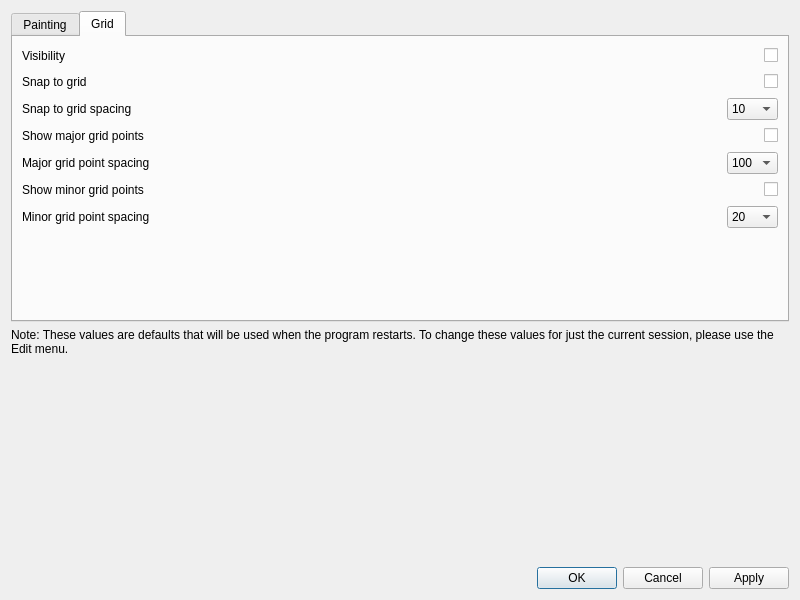
Above: src/gui/ycircuit_optionsWindow.ui from mclaughlinconnor/ycircuit before the change. Below: the same form after it.
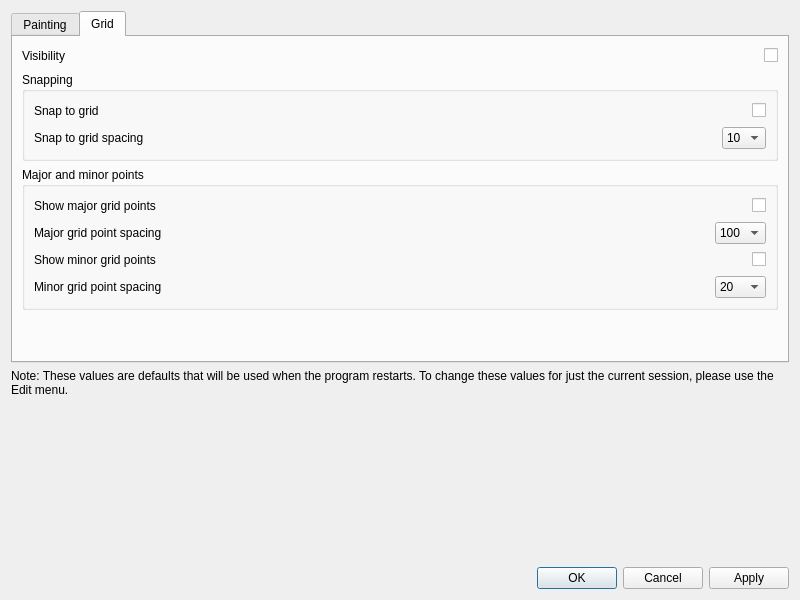
That is the form after the change. The open tabs and pages were chosen to show the change.

Commit message: Reorganized grid options a little bit in the config file

```diff
--- a/src/gui/ycircuit_optionsWindow.ui
+++ b/src/gui/ycircuit_optionsWindow.ui
@@ -361,38 +361,160 @@
       </attribute>
       <layout class="QVBoxLayout" name="verticalLayout">
        <item>
+        <layout class="QHBoxLayout" name="horizontalLayout_5">
+         <item>
+          <widget class="QLabel" name="label_11">
+           <property name="text">
+            <string>Visibility</string>
+           </property>
+          </widget>
+         </item>
+         <item>
+          <spacer name="horizontalSpacer_10">
+           <property name="orientation">
+            <enum>Qt::Horizontal</enum>
+           </property>
+           <property name="sizeHint" stdset="0">
+            <size>
+             <width>40</width>
+             <height>20</height>
+            </size>
+           </property>
+          </spacer>
+         </item>
+         <item>
+          <widget class="QCheckBox" name="checkBox_gridVisibility">
+           <property name="layoutDirection">
+            <enum>Qt::RightToLeft</enum>
+           </property>
+           <property name="text">
+            <string/>
+           </property>
+          </widget>
+         </item>
+        </layout>
+       </item>
+       <item>
+        <widget class="QGroupBox" name="groupBox_3">
+         <property name="title">
+          <string>Snapping</string>
+         </property>
+         <layout class="QHBoxLayout" name="horizontalLayout_2">
+          <item>
+           <layout class="QGridLayout" name="gridLayout_2">
+            <item row="0" column="0">
+             <widget class="QLabel" name="label_14">
+              <property name="text">
+               <string>Snap to grid</string>
+              </property>
+             </widget>
+            </item>
+            <item row="0" column="1">
+             <spacer name="horizontalSpacer_13">
+              <property name="orientation">
+               <enum>Qt::Horizontal</enum>
+              </property>
+              <property name="sizeHint" stdset="0">
+               <size>
+                <width>40</width>
+                <height>20</height>
+               </size>
+              </property>
+             </spacer>
+            </item>
+            <item row="0" column="2">
+             <widget class="QCheckBox" name="checkBox_gridSnapToGrid">
+              <property name="layoutDirection">
+               <enum>Qt::RightToLeft</enum>
+              </property>
+              <property name="text">
+               <string/>
+              </property>
+             </widget>
+            </item>
+            <item row="1" column="0">
+             <widget class="QLabel" name="label_7">
+              <property name="text">
+               <string>Snap to grid spacing</string>
+              </property>
+             </widget>
+            </item>
+            <item row="1" column="1">
+             <spacer name="horizontalSpacer_7">
+              <property name="orientation">
+               <enum>Qt::Horizontal</enum>
+              </property>
+              <property name="sizeHint" stdset="0">
+               <size>
+                <width>40</width>
+                <height>20</height>
+               </size>
+              </property>
+             </spacer>
+            </item>
+            <item row="1" column="2">
+             <widget class="QComboBox" name="comboBox_gridSnapToGridSpacing">
+              <property name="currentIndex">
+               <number>3</number>
+              </property>
+              <item>
+               <property name="text">
+                <string>1</string>
+               </property>
+              </item>
+              <item>
+               <property name="text">
+                <string>2</string>
+               </property>
+              </item>
+              <item>
+               <property name="text">
+                <string>5</string>
+               </property>
+              </item>
+              <item>
+               <property name="text">
+                <string>10</string>
+               </property>
+              </item>
+              <item>
+               <property name="text">
+                <string>20</string>
+               </property>
+              </item>
+              <item>
+               <property name="text">
+                <string>30</string>
+               </property>
+              </item>
+              <item>
+               <property name="text">
+                <string>40</string>
+               </property>
+              </item>
+             </widget>
+            </item>
+           </layout>
+          </item>
+         </layout>
+        </widget>
+       </item>
+       <item>
+        <widget class="QGroupBox" name="groupBox_4">
+         <property name="title">
+          <string>Major and minor points</string>
+         </property>
+         <layout class="QHBoxLayout" name="horizontalLayout_4">
+          <item>
         <layout class="QGridLayout" name="gridLayout_4">
-         <item row="5" column="0">
-          <widget class="QLabel" name="label_6">
+            <item row="0" column="0">
+             <widget class="QLabel" name="label_12">
            <property name="text">
-            <string>Show minor grid points</string>
+               <string>Show major grid points</string>
            </property>
           </widget>
          </item>
-         <item row="5" column="2">
-          <widget class="QCheckBox" name="checkBox_gridShowMinorGridPoints">
-           <property name="layoutDirection">
-            <enum>Qt::RightToLeft</enum>
-           </property>
-           <property name="text">
-            <string/>
-           </property>
-          </widget>
-         </item>
-         <item row="4" column="1">
-          <spacer name="horizontalSpacer_12">
-           <property name="orientation">
-            <enum>Qt::Horizontal</enum>
-           </property>
-           <property name="sizeHint" stdset="0">
-            <size>
-             <width>40</width>
-             <height>20</height>
-            </size>
-           </property>
-          </spacer>
-         </item>
-         <item row="3" column="1">
+            <item row="0" column="1">
           <spacer name="horizontalSpacer_11">
            <property name="orientation">
             <enum>Qt::Horizontal</enum>
@@ -405,7 +527,7 @@
            </property>
           </spacer>
          </item>
-         <item row="3" column="2">
+            <item row="0" column="2">
           <widget class="QCheckBox" name="checkBox_gridShowMajorGridPoints">
            <property name="layoutDirection">
             <enum>Qt::RightToLeft</enum>
@@ -415,14 +537,27 @@
            </property>
           </widget>
          </item>
-         <item row="4" column="0">
+            <item row="1" column="0">
           <widget class="QLabel" name="label_13">
            <property name="text">
             <string>Major grid point spacing</string>
            </property>
           </widget>
          </item>
-         <item row="4" column="2">
+            <item row="1" column="1">
+             <spacer name="horizontalSpacer_12">
+              <property name="orientation">
+               <enum>Qt::Horizontal</enum>
+              </property>
+              <property name="sizeHint" stdset="0">
+               <size>
+                <width>40</width>
+                <height>20</height>
+               </size>
+              </property>
+             </spacer>
+            </item>
+            <item row="1" column="2">
           <widget class="QComboBox" name="comboBox_gridMajorGridPointSpacing">
            <item>
             <property name="text">
@@ -446,81 +581,44 @@
            </item>
           </widget>
          </item>
+            <item row="2" column="0">
+             <widget class="QLabel" name="label_6">
+              <property name="text">
+               <string>Show minor grid points</string>
+              </property>
+             </widget>
+            </item>
+            <item row="2" column="1">
+             <spacer name="horizontalSpacer_6">
+              <property name="orientation">
+               <enum>Qt::Horizontal</enum>
+              </property>
+              <property name="sizeHint" stdset="0">
+               <size>
+                <width>40</width>
+                <height>20</height>
+               </size>
+              </property>
+             </spacer>
+            </item>
+            <item row="2" column="2">
+             <widget class="QCheckBox" name="checkBox_gridShowMinorGridPoints">
+              <property name="layoutDirection">
+               <enum>Qt::RightToLeft</enum>
+              </property>
+              <property name="text">
+               <string/>
+              </property>
+             </widget>
+            </item>
          <item row="3" column="0">
-          <widget class="QLabel" name="label_12">
-           <property name="text">
-            <string>Show major grid points</string>
-           </property>
-          </widget>
-         </item>
-         <item row="6" column="0">
           <widget class="QLabel" name="label_5">
            <property name="text">
             <string>Minor grid point spacing</string>
            </property>
           </widget>
          </item>
-         <item row="0" column="0">
-          <widget class="QLabel" name="label_11">
-           <property name="text">
-            <string>Visibility</string>
-           </property>
-          </widget>
-         </item>
-         <item row="0" column="1">
-          <spacer name="horizontalSpacer_10">
-           <property name="orientation">
-            <enum>Qt::Horizontal</enum>
-           </property>
-           <property name="sizeHint" stdset="0">
-            <size>
-             <width>40</width>
-             <height>20</height>
-            </size>
-           </property>
-          </spacer>
-         </item>
-         <item row="0" column="2">
-          <widget class="QCheckBox" name="checkBox_gridVisibility">
-           <property name="layoutDirection">
-            <enum>Qt::RightToLeft</enum>
-           </property>
-           <property name="text">
-            <string/>
-           </property>
-          </widget>
-         </item>
-         <item row="1" column="0">
-          <widget class="QLabel" name="label_14">
-           <property name="text">
-            <string>Snap to grid</string>
-           </property>
-          </widget>
-         </item>
-         <item row="1" column="1">
-          <spacer name="horizontalSpacer_13">
-           <property name="orientation">
-            <enum>Qt::Horizontal</enum>
-           </property>
-           <property name="sizeHint" stdset="0">
-            <size>
-             <width>40</width>
-             <height>20</height>
-            </size>
-           </property>
-          </spacer>
-         </item>
-         <item row="1" column="2">
-          <widget class="QCheckBox" name="checkBox_gridSnapToGrid">
-           <property name="layoutDirection">
-            <enum>Qt::RightToLeft</enum>
-           </property>
-           <property name="text">
-            <string/>
-           </property>
-          </widget>
-         </item>
-         <item row="6" column="1">
+            <item row="3" column="1">
           <spacer name="horizontalSpacer_5">
            <property name="orientation">
             <enum>Qt::Horizontal</enum>
@@ -533,7 +631,7 @@
            </property>
           </spacer>
          </item>
-         <item row="6" column="2">
+            <item row="3" column="2">
           <widget class="QComboBox" name="comboBox_gridMinorGridPointSpacing">
            <property name="currentIndex">
             <number>4</number>
@@ -575,82 +673,10 @@
            </item>
           </widget>
          </item>
-         <item row="5" column="1">
-          <spacer name="horizontalSpacer_6">
-           <property name="orientation">
-            <enum>Qt::Horizontal</enum>
-           </property>
-           <property name="sizeHint" stdset="0">
-            <size>
-             <width>40</width>
-             <height>20</height>
-            </size>
-           </property>
-          </spacer>
-         </item>
-         <item row="2" column="2">
-          <widget class="QComboBox" name="comboBox_gridSnapToGridSpacing">
-           <property name="currentIndex">
-            <number>3</number>
-           </property>
-           <item>
-            <property name="text">
-             <string>1</string>
-            </property>
-           </item>
-           <item>
-            <property name="text">
-             <string>2</string>
-            </property>
-           </item>
-           <item>
-            <property name="text">
-             <string>5</string>
-            </property>
-           </item>
-           <item>
-            <property name="text">
-             <string>10</string>
-            </property>
-           </item>
-           <item>
-            <property name="text">
-             <string>20</string>
-            </property>
-           </item>
-           <item>
-            <property name="text">
-             <string>30</string>
-            </property>
-           </item>
-           <item>
-            <property name="text">
-             <string>40</string>
-            </property>
-           </item>
-          </widget>
-         </item>
-         <item row="2" column="1">
-          <spacer name="horizontalSpacer_7">
-           <property name="orientation">
-            <enum>Qt::Horizontal</enum>
-           </property>
-           <property name="sizeHint" stdset="0">
-            <size>
-             <width>40</width>
-             <height>20</height>
-            </size>
-           </property>
-          </spacer>
-         </item>
-         <item row="2" column="0">
-          <widget class="QLabel" name="label_7">
-           <property name="text">
-            <string>Snap to grid spacing</string>
-           </property>
-          </widget>
-         </item>
-        </layout>
+           </layout>
+          </item>
+         </layout>
+        </widget>
        </item>
        <item>
         <spacer name="verticalSpacer_2">
```
Left out of the diff: 4 changed lines with no effect on the pictures. Lines whose indentation alone changed are shown as unchanged. The commit also changes 4 other files.
